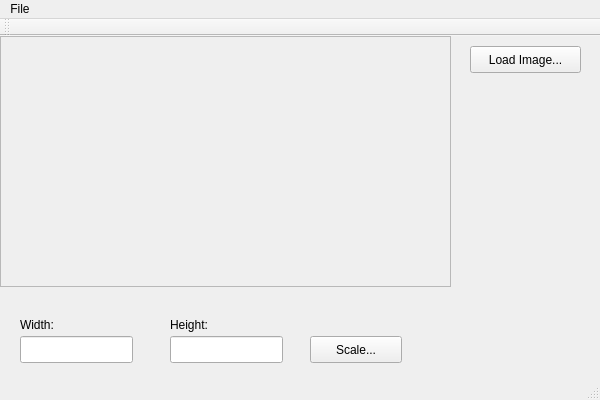
Above: trabalho1/mainwindow.ui from Mendelev/cg-ufrj-2011 before the change. Below: the same form after it.
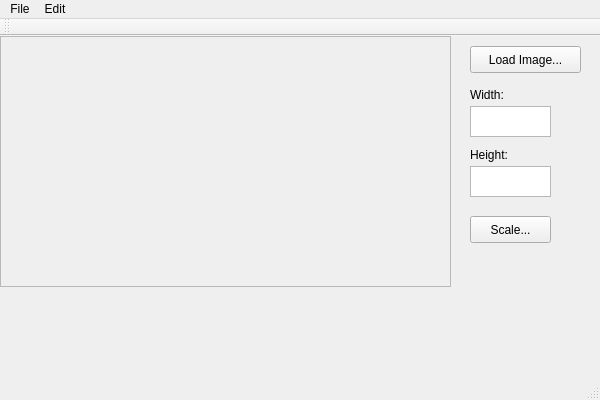
That is the form after the change.

```diff
--- a/trabalho1/mainwindow.ui
+++ b/trabalho1/mainwindow.ui
@@ -74,32 +74,12 @@
      </widget>
     </widget>
    </widget>
-   <widget class="QLineEdit" name="txtWidth">
-    <property name="geometry">
-     <rect>
-      <x>20</x>
-      <y>300</y>
-      <width>113</width>
-      <height>27</height>
-     </rect>
-    </property>
-   </widget>
-   <widget class="QLineEdit" name="txtHeight">
-    <property name="geometry">
-     <rect>
-      <x>170</x>
-      <y>300</y>
-      <width>113</width>
-      <height>27</height>
-     </rect>
-    </property>
-   </widget>
    <widget class="QPushButton" name="btnScaleImage">
     <property name="geometry">
      <rect>
-      <x>310</x>
-      <y>300</y>
-      <width>92</width>
+      <x>470</x>
+      <y>180</y>
+      <width>81</width>
       <height>27</height>
      </rect>
     </property>
@@ -110,8 +90,8 @@
    <widget class="QLabel" name="lblWidth">
     <property name="geometry">
      <rect>
-      <x>20</x>
-      <y>280</y>
+      <x>470</x>
+      <y>50</y>
       <width>59</width>
       <height>17</height>
      </rect>
@@ -123,8 +103,8 @@
    <widget class="QLabel" name="lblHeight">
     <property name="geometry">
      <rect>
-      <x>170</x>
-      <y>280</y>
+      <x>470</x>
+      <y>110</y>
       <width>59</width>
       <height>17</height>
      </rect>
@@ -133,6 +113,26 @@
      <string>Height:</string>
     </property>
    </widget>
+   <widget class="QPlainTextEdit" name="txtWidth">
+    <property name="geometry">
+     <rect>
+      <x>470</x>
+      <y>70</y>
+      <width>81</width>
+      <height>31</height>
+     </rect>
+    </property>
+   </widget>
+   <widget class="QPlainTextEdit" name="txtHeight">
+    <property name="geometry">
+     <rect>
+      <x>470</x>
+      <y>130</y>
+      <width>81</width>
+      <height>31</height>
+     </rect>
+    </property>
+   </widget>
   </widget>
   <widget class="QMenuBar" name="menuBar">
    <property name="geometry">
@@ -140,7 +140,7 @@
      <x>0</x>
      <y>0</y>
      <width>600</width>
-     <height>25</height>
+     <height>21</height>
     </rect>
    </property>
    <widget class="QMenu" name="menuMenu">
@@ -150,7 +150,14 @@
     <addaction name="actionExit"/>
     <addaction name="separator"/>
    </widget>
+   <widget class="QMenu" name="menuEdit">
+    <property name="title">
+     <string>Edit</string>
+    </property>
+    <addaction name="actionScale"/>
+   </widget>
    <addaction name="menuMenu"/>
+   <addaction name="menuEdit"/>
   </widget>
   <widget class="QToolBar" name="mainToolBar">
    <attribute name="toolBarArea">
```
Left out of the diff: 20 changed lines with no effect on the pictures.
